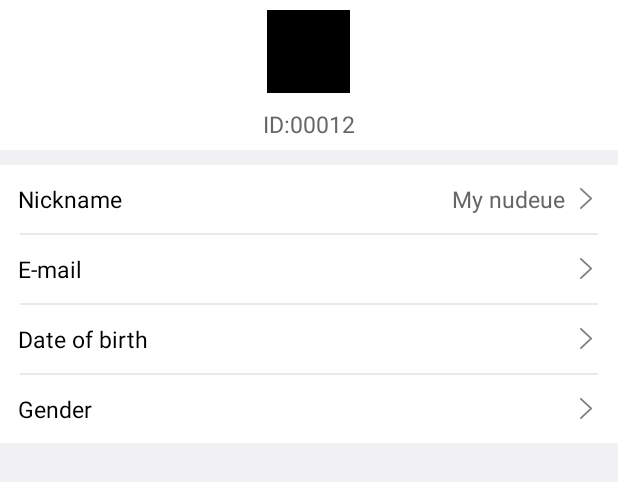
After one commit to clarenceV1/komutr-driver, an Android app: the layout person.xml on its own in the app's theme, with its tools: preview values and no code run, on a phone screen of 412 x 824 dp. The commit adds this screen. Shown: the top 482 px of the screen. Run offline under Robolectric (Android 15) with nearby library versions, the phone set to English and light mode, and no system bars.

Commit message:
添加页面

```diff
--- a/app/src/main/AndroidManifest.xml
+++ b/app/src/main/AndroidManifest.xml
@@ -33,7 +33,9 @@
         <activity android:name="com.komutr.driver.ui.message.MessageActivity" />
         <activity android:name="com.komutr.driver.ui.message.MessageDetailActivity" />
         <activity android:name="com.komutr.driver.ui.wallet.WalletActivity" />
-        <activity android:name=".ui.verified.VerifiedActivity"/>
+        <activity android:name=".ui.verified.VerifiedActivity" />
+        <activity android:name=".ui.person.PersonActivity" />
+        <activity android:name=".ui.nickname.NicknameActivity"/>
     </application>
 
 </manifest>
--- a/app/src/main/java/com/komutr/driver/common/RouterManager.java
+++ b/app/src/main/java/com/komutr/driver/common/RouterManager.java
@@ -9,7 +9,7 @@ public class RouterManager {
     public static final String ROUTER_LOGIN = ROUTER_HOME + "LoginActivity";
     public static final String ROUTER_MESSAGE = ROUTER_HOME + "MessageActivity";
     public static final String ROUTER_MESSAGE_DETAIL = ROUTER_HOME + "MessageDetailActivity";
-    public static final String ROUTER_FEEDBACK = ROUTER_HOME + "FeedbackActivity";
+    public static final String PERSON = ROUTER_HOME + "PersonActivity";
     public static final String ROUTER_VERIFIED = ROUTER_HOME + "VerifiedActivity";
     public static final String ROUTER_WALLET = ROUTER_HOME + "WalletActivity";
     public static final String ROUTER_NICKNAME= ROUTER_HOME + "NicknameActivity";
@@ -31,4 +31,7 @@ public class RouterManager {
     public static void goVerified() {
         ARouter.getInstance().build(RouterManager.ROUTER_VERIFIED).navigation();
     }
+    public static void goPerson() {
+        ARouter.getInstance().build(RouterManager.PERSON).navigation();
+    }
 }
--- a/app/src/main/java/com/komutr/driver/dagger/component/AppComponent.java
+++ b/app/src/main/java/com/komutr/driver/dagger/component/AppComponent.java
@@ -11,6 +11,8 @@ import com.komutr.driver.ui.main.fragment.RouteFragment;
 import com.komutr.driver.ui.main.fragment.ScheduleFragment;
 import com.komutr.driver.ui.message.MessageActivity;
 import com.komutr.driver.ui.message.MessageDetailActivity;
+import com.komutr.driver.ui.nickname.NicknameActivity;
+import com.komutr.driver.ui.person.PersonActivity;
 import com.komutr.driver.ui.verified.VerifiedActivity;
 import com.komutr.driver.ui.wallet.WalletActivity;
 import com.komutr.driver.ui.web.WebActivity;
@@ -32,6 +34,8 @@ public interface AppComponent {
     void inject(MessageDetailActivity activity);
     void inject(WalletActivity activity);
     void inject(VerifiedActivity activity);
+    void inject(PersonActivity activity);
+    void inject(NicknameActivity activity);
 
     void inject(ScheduleFragment fragment);
     void inject(RouteFragment fragment);
--- a/app/src/main/java/com/komutr/driver/ui/main/fragment/MineFragment.java
+++ b/app/src/main/java/com/komutr/driver/ui/main/fragment/MineFragment.java
@@ -1,7 +1,5 @@
 package com.komutr.driver.ui.main.fragment;
 
-import android.content.Intent;
-import android.net.Uri;
 import android.view.View;
 
 import com.cai.framework.base.GodBasePresenterFragment;
@@ -40,6 +38,10 @@ public class MineFragment extends GodBasePresenterFragment<MineBinding> implemen
     }
 
     private void initListener() {
+        mViewBinding.rlPerson.setOnClickListener(v ->
+                RouterManager.goPerson()
+        );
+
         mViewBinding.rlWalllet.setOnClickListener(new View.OnClickListener() {
             @Override
             public void onClick(View v) {
--- a/app/src/main/res/layout/mine.xml
+++ b/app/src/main/res/layout/mine.xml
@@ -18,6 +18,7 @@
             android:textSize="20sp" />
 
         <RelativeLayout
+            android:id="@+id/rlPerson"
             android:layout_width="match_parent"
             android:layout_height="69dp"
             android:background="@color/color_ffffff">
--- /dev/null
+++ b/app/src/main/res/layout/person.xml
@@ -0,0 +1,187 @@
+<?xml version="1.0" encoding="utf-8"?>
+<layout xmlns:android="http://schemas.android.com/apk/res/android"
+    xmlns:tools="http://schemas.android.com/tools">
+
+    <LinearLayout
+        android:layout_width="match_parent"
+        android:layout_height="match_parent"
+        android:background="@color/color_f1f1f4"
+        android:orientation="vertical">
+
+        <LinearLayout
+            android:layout_width="match_parent"
+            android:layout_height="100dp"
+            android:background="@color/color_ffffff"
+            android:gravity="center"
+            android:orientation="vertical">
+
+            <ImageView
+                android:id="@+id/imgUserHead"
+                android:layout_width="55dp"
+                android:layout_height="55dp"
+                android:layout_centerInParent="true"
+                tools:background="@color/color_000000" />
+
+            <TextView
+                android:id="@+id/tvUserId"
+                android:layout_width="wrap_content"
+                android:layout_height="wrap_content"
+                android:layout_marginTop="10dp"
+                android:textColor="@color/color_666666"
+                android:textSize="15sp"
+                tools:text="ID:00012" />
+        </LinearLayout>
+
+
+        <RelativeLayout
+            android:id="@+id/rLNickname"
+            android:layout_width="match_parent"
+            android:layout_height="45dp"
+            android:layout_marginTop="10dp"
+            android:background="@color/color_ffffff">
+
+            <TextView
+                android:layout_width="wrap_content"
+                android:layout_height="wrap_content"
+                android:layout_centerVertical="true"
+                android:layout_marginStart="12dp"
+                android:text="@string/person_nick_name"
+                android:textColor="@color/color_000000"
+                android:textSize="15sp" />
+
+            <TextView
+                android:id="@+id/tvUserNickName"
+                android:layout_width="wrap_content"
+                android:layout_height="wrap_content"
+                android:layout_centerVertical="true"
+                android:layout_marginEnd="10dp"
+                android:layout_marginStart="12dp"
+                android:layout_toStartOf="@+id/imgeNicknameArrow"
+                android:textColor="@color/color_666666"
+                android:textSize="15sp"
+                tools:text="My nudeue" />
+
+            <ImageView
+                android:id="@+id/imgeNicknameArrow"
+                android:layout_width="wrap_content"
+                android:layout_height="wrap_content"
+                android:layout_alignParentEnd="true"
+                android:layout_centerVertical="true"
+                android:layout_marginEnd="17dp"
+                android:src="@drawable/arrow_right" />
+        </RelativeLayout>
+
+        <LinearLayout
+            android:layout_width="match_parent"
+            android:layout_height="1dp"
+            android:background="@color/color_ffffff">
+
+            <View
+                android:layout_width="match_parent"
+                android:layout_height="match_parent"
+                android:layout_marginLeft="13dp"
+                android:layout_marginRight="13dp"
+                android:background="@color/color_eaeaea" />
+        </LinearLayout>
+
+        <RelativeLayout
+            android:id="@+id/rLEMail"
+            android:layout_width="match_parent"
+            android:layout_height="45dp"
+            android:background="@color/color_ffffff">
+
+            <TextView
+                android:layout_width="wrap_content"
+                android:layout_height="wrap_content"
+                android:layout_centerVertical="true"
+                android:layout_marginStart="12dp"
+                android:text="@string/person_e_mail"
+                android:textColor="@color/color_000000"
+                android:textSize="15sp" />
+
+            <ImageView
+                android:layout_width="wrap_content"
+                android:layout_height="wrap_content"
+                android:layout_alignParentEnd="true"
+                android:layout_centerVertical="true"
+                android:layout_marginEnd="17dp"
+                android:src="@drawable/arrow_right" />
+        </RelativeLayout>
+
+        <LinearLayout
+            android:layout_width="match_parent"
+            android:layout_height="1dp"
+            android:background="@color/color_ffffff">
+
+            <View
+                android:layout_width="match_parent"
+                android:layout_height="match_parent"
+                android:layout_marginLeft="13dp"
+                android:layout_marginRight="13dp"
+                android:background="@color/color_eaeaea" />
+        </LinearLayout>
+
+        <RelativeLayout
+            android:id="@+id/rLDateBirth"
+            android:layout_width="match_parent"
+            android:layout_height="45dp"
+            android:background="@color/color_ffffff">
+
+            <TextView
+                android:layout_width="wrap_content"
+                android:layout_height="wrap_content"
+                android:layout_centerVertical="true"
+                android:layout_marginStart="12dp"
+                android:text="@string/person_date_birth"
+                android:textColor="@color/color_000000"
+                android:textSize="15sp" />
+
+
+            <ImageView
+                android:layout_width="wrap_content"
+                android:layout_height="wrap_content"
+                android:layout_alignParentEnd="true"
+                android:layout_centerVertical="true"
+                android:layout_marginEnd="17dp"
+                android:src="@drawable/arrow_right" />
+        </RelativeLayout>
+
+        <LinearLayout
+            android:layout_width="match_parent"
+            android:layout_height="1dp"
+            android:background="@color/color_ffffff">
+
+            <View
+                android:layout_width="match_parent"
+                android:layout_height="match_parent"
+                android:layout_marginLeft="13dp"
+                android:layout_marginRight="13dp"
+                android:background="@color/color_eaeaea" />
+        </LinearLayout>
+
+        <RelativeLayout
+            android:id="@+id/rLGender"
+            android:layout_width="match_parent"
+            android:layout_height="45dp"
+            android:background="@color/color_ffffff">
+
+            <TextView
+                android:layout_width="wrap_content"
+                android:layout_height="wrap_content"
+                android:layout_centerVertical="true"
+                android:layout_marginStart="12dp"
+                android:text="@string/person_gender"
+                android:textColor="@color/color_000000"
+                android:textSize="15sp" />
+
+            <ImageView
+                android:layout_width="wrap_content"
+                android:layout_height="wrap_content"
+                android:layout_alignParentEnd="true"
+                android:layout_centerVertical="true"
+                android:layout_marginEnd="17dp"
+                android:src="@drawable/arrow_right" />
+        </RelativeLayout>
+
+    </LinearLayout>
+</layout>
--- a/app/src/main/res/values/strings.xml
+++ b/app/src/main/res/values/strings.xml
@@ -17,4 +17,11 @@
     <string name="my_service">Service tel</string>
     <string name="verified_name">Name</string>
     <string name="verified_driving_licence">driving licence</string>
+    <string name="person_title">Personal information</string>
+    <string name="person_nick_name">Nickname</string>
+    <string name="person_e_mail">E-mail</string>
+    <string name="person_date_birth">Date of birth</string>
+    <string name="person_gender">Gender</string>
+    <string name="nickname_title">Nickname</string>
+    <string name="save">Save</string>
 </resources>
```
Also changed, not shown: app/src/main/java/com/komutr/driver/base/AppBaseActivity.java (+3 -8 lines), app/src/main/java/com/komutr/driver/ui/main/MainActivity.java (+2 -7 lines), app/src/main/java/com/komutr/driver/ui/nickname/NicknameActivity.java (added, +62 -0 lines), app/src/main/java/com/komutr/driver/ui/nickname/NicknamePresenter.java (added, +122 -0 lines), app/src/main/java/com/komutr/driver/ui/nickname/NicknameView.java (added, +12 -0 lines), app/src/main/java/com/komutr/driver/ui/person/PersonActivity.java (added, +42 -0 lines), app/src/main/java/com/komutr/driver/ui/person/PersonPresenter.java (added, +18 -0 lines), app/src/main/java/com/komutr/driver/ui/person/PersonView.java (added, +8 -0 lines), app/src/main/res/layout/nickname.xml (+35 -8 lines), app/src/main/res/drawable-xhdpi/del.png (added), app/src/main/res/drawable-xxhdpi/del.png (added), app/src/main/res/drawable-xxxhdpi/del.png (added).
